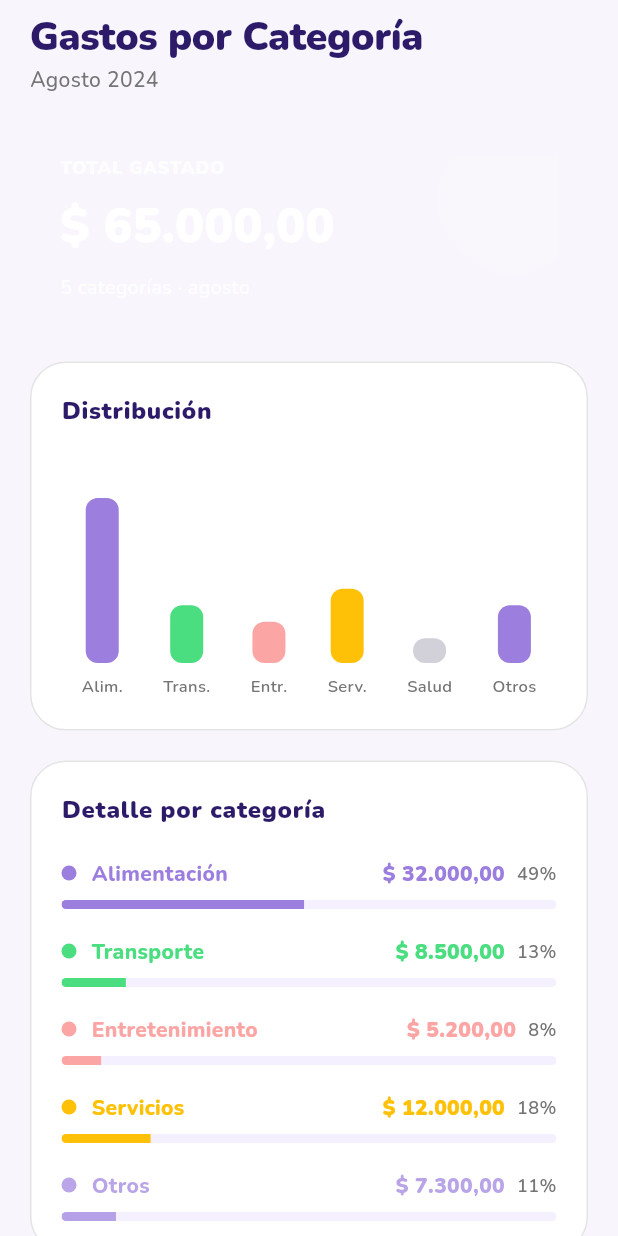
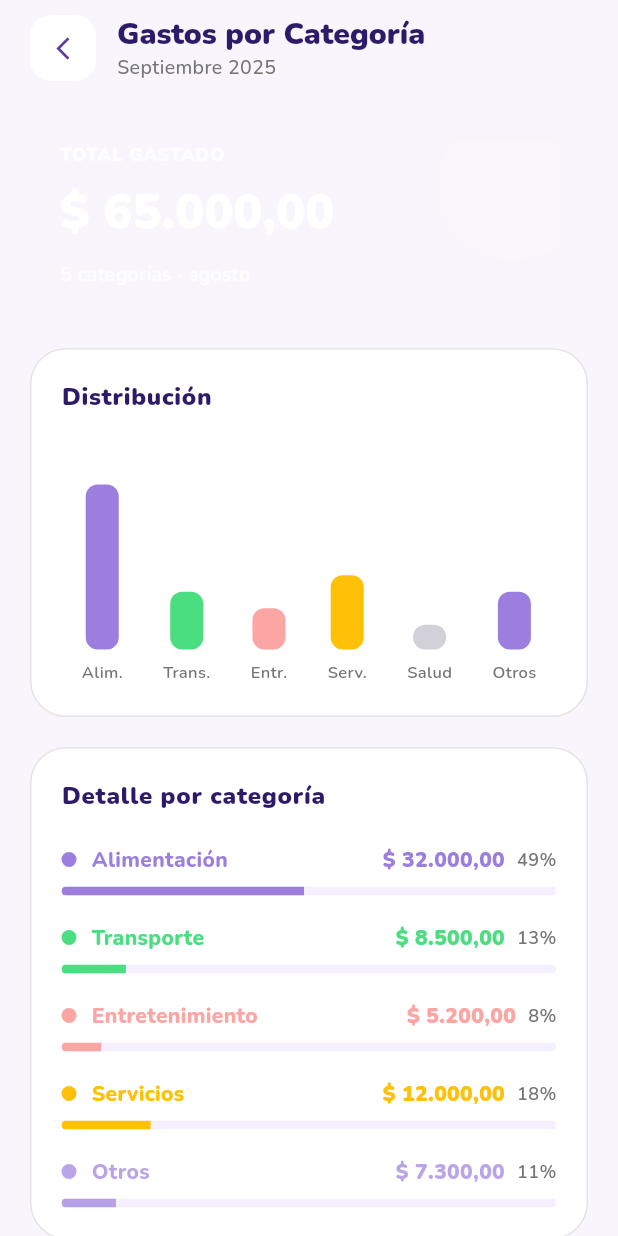
Before and after one commit to ginodisettimio/vitis, a Flutter app: the ExpensesScreen screen opened by its route, on a phone screen of 412 x 824 dp. Run offline on Flutter 3.47's test engine with Material 3 defaults, Android fonts, the phone set to English and light mode, and no system bars; our stand-ins replace dotted_border, fl_chart; statements that could not run were skipped.

Commit message:
Added NavBar and modified navigation via main_shell_screen

```diff
--- a/lib/screens/dashboard_screen.dart
+++ b/lib/screens/dashboard_screen.dart
@@ -1,5 +1,7 @@
 import 'package:flutter/material.dart';
 import 'package:vitis/models/dashboard_models.dart';
+import 'package:vitis/screens/main_shell_screen.dart';
+import 'package:vitis/widgets/app_bottom_nav_bar.dart';
 import 'package:vitis/widgets/balance_card.dart';
 import 'package:vitis/widgets/category_spending_card.dart';
 import 'package:vitis/widgets/saving_goal_card.dart';
@@ -58,7 +60,8 @@ class DashboardScreen extends StatelessWidget {
                       ),
                       const SizedBox(height: 2),
                       GestureDetector(
-                        onTap: () => Navigator.pushNamed(context, "/settings"),
+                        onTap: () =>
+                            MainShellScreen.irA(context, NavSection.ajustes),
                         child: Text(
                           'Hola, $userName 👋',
                           style: Theme.of(context).textTheme.displayLarge
--- a/lib/screens/expenses_screen.dart
+++ b/lib/screens/expenses_screen.dart
@@ -18,17 +18,41 @@ class ExpensesScreen extends StatelessWidget {
           child: Column(
             crossAxisAlignment: CrossAxisAlignment.start,
             children: [
-              // Título principal y subtítulo
-              Text(
-                'Gastos por Categoría',
-                style: Theme.of(context).textTheme.displayLarge
-                    ?.copyWith(fontSize: 26),
-              ),
-              const SizedBox(height: 4),
-              Text(
-                'Agosto 2024',
-                style: Theme.of(context).textTheme.bodyMedium
-                    ?.copyWith(fontSize: 14),
+              // Encabezado con botón de retroceso, título y subtítulo
+              Row(
+                children: [
+                  Container(
+                    width: 44,
+                    height: 44,
+                    decoration: BoxDecoration(
+                      color: Theme.of(context).canvasColor,
+                      borderRadius: BorderRadius.circular(14),
+                    ),
+                    child: IconButton(
+                      icon: const Icon(Icons.arrow_back_ios_new, size: 18),
+                      color: AppTheme.primaryDark,
+                      onPressed: () {
+                        Navigator.pop(context);
+                      },
+                    ),
+                  ),
+                  const SizedBox(width: 14),
+                  Column(
+                    crossAxisAlignment: CrossAxisAlignment.start,
+                    children: [
+                      Text(
+                        'Gastos por Categoría',
+                        style: Theme.of(context).textTheme.titleLarge
+                            ?.copyWith(fontSize: 20),
+                      ),
+                      Text(
+                        'Septiembre 2025',
+                        style: Theme.of(context).textTheme.bodyMedium
+                            ?.copyWith(fontSize: 13),
+                      ),
+                    ],
+                  ),
+                ],
               ),
               const SizedBox(height: 20),
 
--- a/lib/screens/settings_screen.dart
+++ b/lib/screens/settings_screen.dart
@@ -78,8 +78,6 @@ class SettingsScreen extends StatelessWidget {
           ),
         ),
       ),
-      // TODO: agregar NavBar inferior.
-      bottomNavigationBar: null,
     );
   }
 }
--- a/lib/screens/wallets_screen.dart
+++ b/lib/screens/wallets_screen.dart
@@ -21,7 +21,7 @@ class MyWalletsScreen extends StatelessWidget {
             children: [
               // Título principal
               Text(
-                'Mis cuentas',
+                'Mis Billeteras',
                 style: Theme.of(context).textTheme.displayLarge
                     ?.copyWith(fontSize: 26, fontWeight: FontWeight.w900),
               ),
--- a/lib/widgets/add_wallet_button.dart
+++ b/lib/widgets/add_wallet_button.dart
@@ -27,7 +27,7 @@ class AddWalletButton extends StatelessWidget {
               Icon(Icons.add, color: AppTheme.primary, size: 20),
               SizedBox(width: 8),
               Text(
-                'Agregar cuenta',
+                'Agregar billetera',
                 style: TextStyle(
                   color: AppTheme.primary,
                   fontWeight: FontWeight.w700,
```
Also changed, not shown: lib/main.dart (+7 -10 lines), lib/models/savings_store.dart (added, +34 -0 lines), lib/screens/add_new_wallet_screen.dart (+6 -1 lines), lib/screens/main_shell_screen.dart (added, +79 -0 lines), lib/screens/new_saving_screen.dart (+12 -0 lines), lib/screens/savings_screen.dart (+16 -44 lines), lib/widgets/app_bottom_nav_bar.dart (+82 -13 lines), lib/widgets/see_all_text_button.dart (+9 -1 lines).
